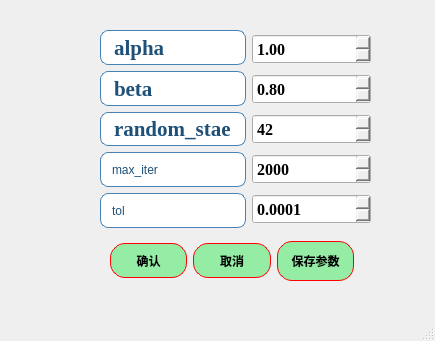
Above: ui/algorithms7_MTW_para.ui from azhongege24/predict_first before the change. Below: the same form after it.
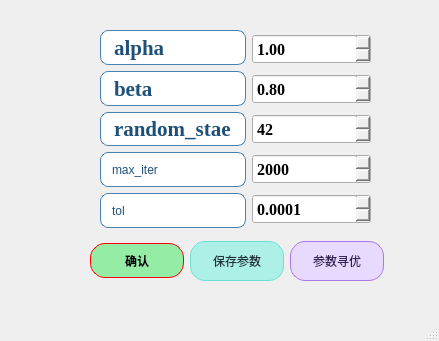
That is the form after the change.

Patch:
```diff
--- a/ui/algorithms7_MTW_para.ui
+++ b/ui/algorithms7_MTW_para.ui
@@ -6,7 +6,7 @@
    <rect>
     <x>0</x>
     <y>0</y>
-    <width>435</width>
+    <width>439</width>
     <height>341</height>
    </rect>
   </property>
@@ -370,12 +370,12 @@
      </item>
     </layout>
    </widget>
-   <widget class="QWidget" name="">
+   <widget class="QWidget" name="layoutWidget">
     <property name="geometry">
      <rect>
-      <x>110</x>
+      <x>90</x>
       <y>240</y>
-      <width>244</width>
+      <width>294</width>
       <height>42</height>
      </rect>
     </property>
@@ -411,37 +411,6 @@
        </property>
       </widget>
      </item>
-     <item>
-      <widget class="QPushButton" name="pushButton_2">
-       <property name="minimumSize">
-        <size>
-         <width>0</width>
-         <height>35</height>
-        </size>
-       </property>
-       <property name="styleSheet">
-        <string notr="true">QPushButton{
-border:1px solid red;   /*边框的粗细，颜色*/
-border-radius:15px;    /*设置圆角半径 */
-padding:2px 4px;  /*QFrame边框与内部其它部件的距离*/
-background-color: rgb(149, 236, 165);	/*背景颜色*/
-color:rgb(0, 0, 0);		/*字体颜色*/
-	font: 18pt &quot;楷体&quot;;
-
-font:bold;
-}
-QPushButton:hover {
-    background-color: rgb(177, 244, 155);    /* 悬停时背景色 */
-}
-QPushButton:pressed {
-    background-color:rgb(99, 181, 255);     /* 点击时背景色 */
-}</string>
-       </property>
-       <property name="text">
-        <string>取消</string>
-       </property>
-      </widget>
-     </item>
      <item>
       <widget class="QPushButton" name="pushButton_save_params">
        <property name="minimumSize">
@@ -452,18 +421,18 @@
        </property>
        <property name="styleSheet">
         <string notr="true">QPushButton{
-border:1px solid red;   /*边框的粗细，颜色*/
-border-radius:15px;    /*设置圆角半径 */
-padding:2px 4px;  /*QFrame边框与内部其它部件的距离*/
-background-color: rgb(149, 236, 165);	/*背景颜色*/
-color:rgb(0, 0, 0);		/*字体颜色*/
-	font: 18pt &quot;楷体&quot;;
-
-font:bold;
+    border:1px solid rgb(107, 224, 210);   /* 边框：浅薄荷绿（呼应背景） */
+    border-radius:15px;    /* 圆角半径（不变） */
+    padding:2px 4px;  /* 内边距（不变） */
+    background-color: rgb(173, 240, 232);	/* 常态背景：淡薄荷绿 */
+    color:rgb(34, 51, 59);		/* 字体颜色：深灰色（可读性强，不突兀） */
+    font: bold 18pt &quot;楷体&quot;;  /* 字体格式合并（不变） */
 }
+
 QPushButton:hover {
     background-color: rgb(177, 244, 155);    /* 悬停时背景色 */
 }
+
 QPushButton:pressed {
     background-color:rgb(99, 181, 255);     /* 点击时背景色 */
 }</string>
@@ -473,6 +442,37 @@
        </property>
       </widget>
      </item>
+     <item>
+      <widget class="QPushButton" name="pushButton_random_search">
+       <property name="minimumSize">
+        <size>
+         <width>0</width>
+         <height>40</height>
+        </size>
+       </property>
+       <property name="styleSheet">
+        <string notr="true">QPushButton{
+    border:1px solid rgb(168, 120, 233);   /* 边框：浅紫色 */
+    border-radius:15px;    /* 圆角半径（不变） */
+    padding:2px 4px;  /* 内边距（不变） */
+    background-color: rgb(232, 218, 255);	/* 常态背景：淡紫色 */
+    color:rgb(51, 34, 85);		/* 字体颜色：深紫色（更搭色系，可读性强） */
+    font: bold 18pt &quot;楷体&quot;;  /* 字体合并优化（原格式不变） */
+}
+
+QPushButton:hover {
+    background-color: rgb(240, 228, 255);    /* 悬停背景：更浅的紫色（提亮效果） */
+}
+
+QPushButton:pressed {
+    background-color: rgb(194, 162, 245);     /* 点击背景：中等紫色（按压反馈明显） */
+}</string>
+       </property>
+       <property name="text">
+        <string>参数寻优</string>
+       </property>
+      </widget>
+     </item>
     </layout>
    </widget>
   </widget>
```
Left out of the diff: 22 changed lines with no effect on the pictures.
